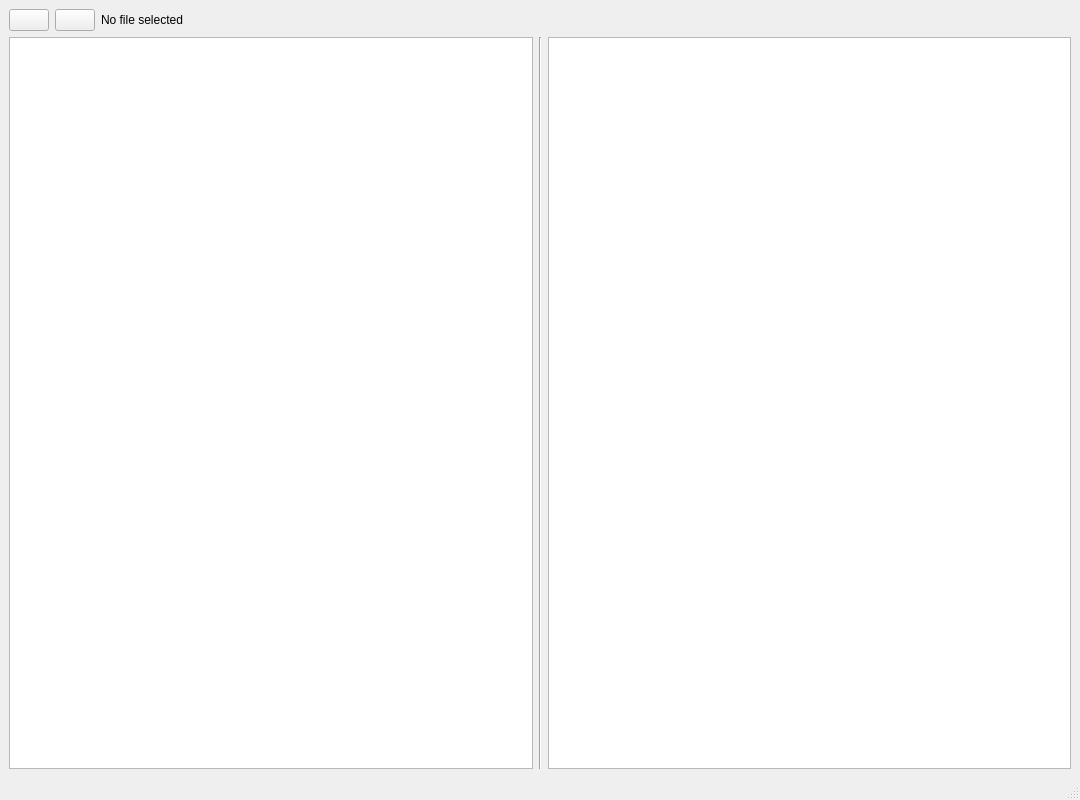
The window that app/mainInterface.ui (alvvazort/markdown2HTML) describes before a commit, drawn with Qt 5.
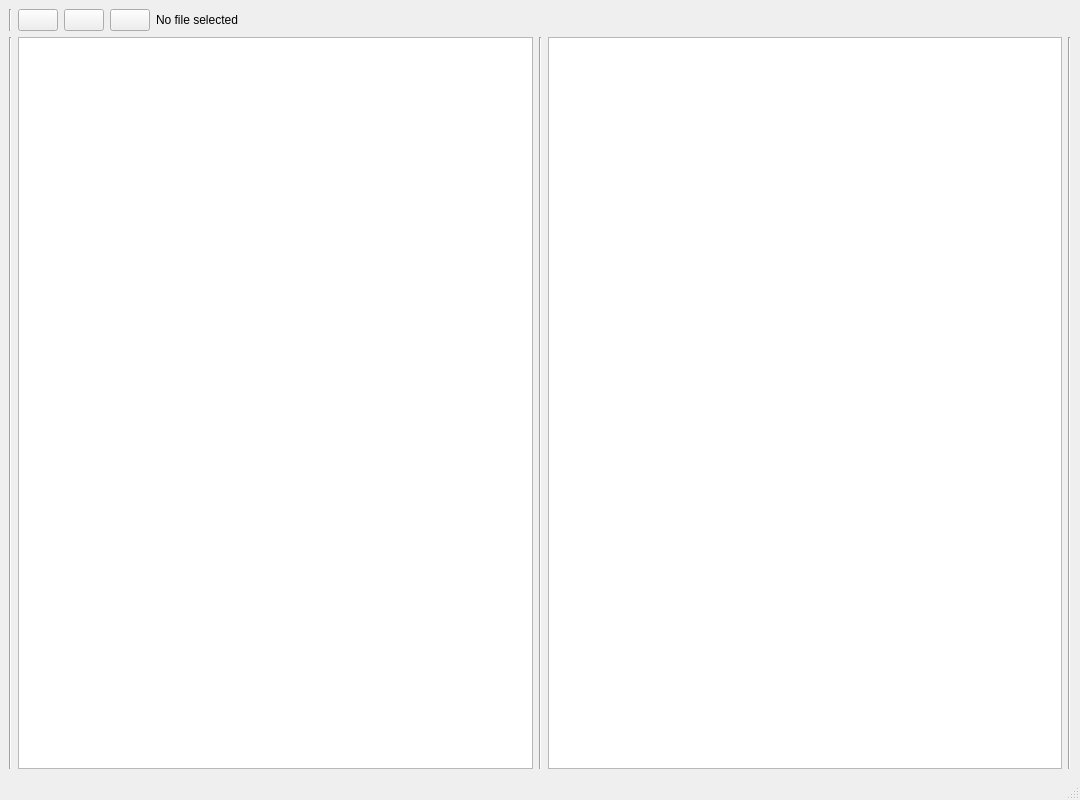
The same window after the commit. Icons and pictures are not drawn.

What changed in the file:
```diff
--- a/app/mainInterface.ui
+++ b/app/mainInterface.ui
@@ -18,7 +18,14 @@
     <item>
      <layout class="QHBoxLayout" name="horizontalLayout">
       <item>
-       <widget class="QPushButton" name="pushButton">
+       <widget class="Line" name="line_4">
+        <property name="orientation">
+         <enum>Qt::Vertical</enum>
+        </property>
+       </widget>
+      </item>
+      <item>
+       <widget class="QPushButton" name="openButton">
         <property name="text">
          <string/>
         </property>
@@ -41,6 +48,23 @@
         </property>
         <property name="icon">
          <iconset>
+          <normaloff>../icons/Save-icon.png</normaloff>../icons/Save-icon.png</iconset>
+        </property>
+        <property name="iconSize">
+         <size>
+          <width>25</width>
+          <height>25</height>
+         </size>
+        </property>
+       </widget>
+      </item>
+      <item>
+       <widget class="QPushButton" name="convertButton">
+        <property name="text">
+         <string/>
+        </property>
+        <property name="icon">
+         <iconset>
           <normaloff>../icons/md-to-html.png</normaloff>../icons/md-to-html.png</iconset>
         </property>
         <property name="iconSize">
@@ -69,7 +93,14 @@
     <item>
      <layout class="QHBoxLayout" name="horizontalLayout_2">
       <item>
-       <widget class="QTextEdit" name="textEdit"/>
+       <widget class="Line" name="line_2">
+        <property name="orientation">
+         <enum>Qt::Vertical</enum>
+        </property>
+       </widget>
+      </item>
+      <item>
+       <widget class="QPlainTextEdit" name="textEditor"/>
       </item>
       <item>
        <widget class="Line" name="line">
@@ -79,7 +110,14 @@
        </widget>
       </item>
       <item>
-       <widget class="QGraphicsView" name="graphicsView"/>
+       <widget class="QPlainTextEdit" name="htmlDisplayer"/>
+      </item>
+      <item>
+       <widget class="Line" name="line_3">
+        <property name="orientation">
+         <enum>Qt::Vertical</enum>
+        </property>
+       </widget>
       </item>
      </layout>
     </item>
```
Left out of the diff: 2 changed lines with no effect on the pictures.
